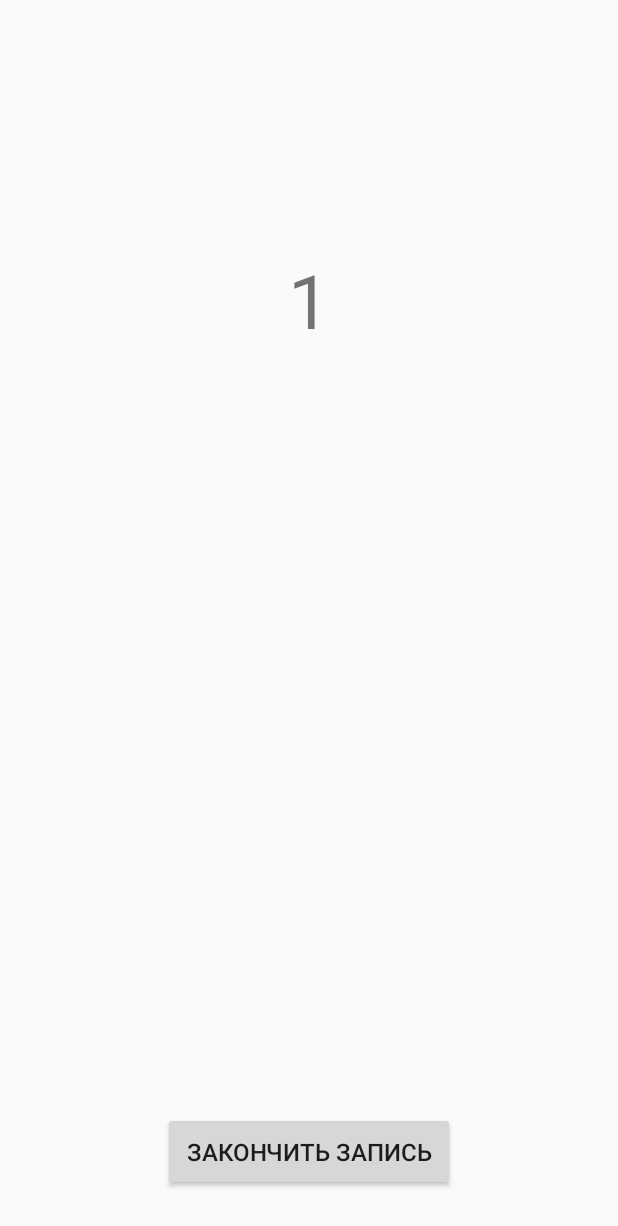
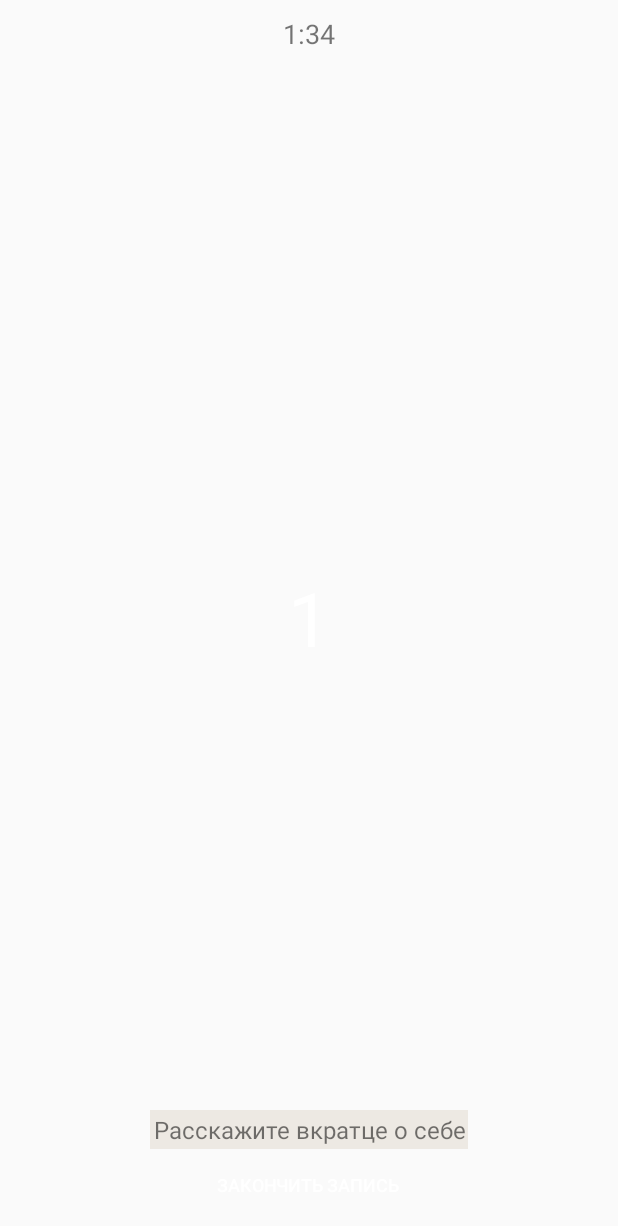
Before and after one commit to fleur101/VideoInterviewApp, an Android app: the layout fragment_camera.xml on its own in the app's theme, with its tools: preview values and no code run, on a phone screen of 412 x 824 dp. Shown: the top 1226 px of the screen. Run offline under Robolectric (Android 15) with nearby library versions, the phone set to English and light mode, and no system bars.

Commit message:
commit-4

```diff
--- a/app/src/main/res/layout/fragment_camera.xml
+++ b/app/src/main/res/layout/fragment_camera.xml
@@ -1,12 +1,6 @@
-<RelativeLayout xmlns:android="http://schemas.android.com/apk/res/android"
+<FrameLayout
+    xmlns:android="http://schemas.android.com/apk/res/android"
     xmlns:tools="http://schemas.android.com/tools"
-    android:layout_width="match_parent"
-    android:layout_height="match_parent"
-    tools:context="com.mirka.app.naimi.fragments.CameraFragment"
-    android:orientation="vertical"
-    android:gravity="center_horizontal"
-    >
-    <FrameLayout
     android:id="@+id/fl_preview"
     android:layout_width="match_parent"
     android:layout_height="wrap_content"
@@ -15,7 +9,7 @@
     <FrameLayout
         android:id="@+id/camera_preview"
         android:layout_width="match_parent"
-            android:layout_height="400dp"
+        android:layout_height="match_parent"
         >
     </FrameLayout>
     <TextView
@@ -25,32 +19,60 @@
         android:layout_gravity="center"
         android:textSize="50sp"
         tools:text="1"
+        android:textColor="@android:color/white"
         />
-    </FrameLayout>
+    <RelativeLayout
+        android:id="@+id/rl_camera_record"
+        android:layout_width="match_parent"
+        android:layout_height="match_parent"
+        tools:context="com.mirka.app.naimi.fragments.CameraFragment"
+        android:orientation="vertical"
+        android:gravity="center_horizontal"
+        android:layout_margin="10dp"
+
+        >
+
 
         <TextView
             android:id="@+id/tv_record_timer"
+            android:layout_width="match_parent"
+            android:layout_height="wrap_content"
+            android:gravity="center"
+            android:textSize="18sp"
+            tools:text="1:34"
+
+            android:layout_centerHorizontal="true"
+
+            />
+
+
+        <TextView
+            android:id="@+id/tv_question_subtitle"
             android:layout_width="wrap_content"
             android:layout_height="wrap_content"
+            android:textSize="16sp"
             android:layout_gravity="center"
-        android:textSize="30sp"
-        android:layout_below="@+id/fl_preview"
+            android:gravity="center"
+            tools:text="Расскажите вкратце о себе"
             android:layout_centerHorizontal="true"
-        android:visibility="gone"
-        tools:text="1"
+            android:background="@color/colorLightGray"
+            android:padding="2dp"
+            android:layout_above="@+id/btn_camera_fragment"
             />
+
         <Button
             android:id="@+id/btn_camera_fragment"
             android:layout_width="wrap_content"
             android:layout_height="wrap_content"
             android:padding="15dp"
-        android:layout_margin="30dp"
-        android:textSize="16sp"
+            android:textSize="12sp"
             android:text="@string/finish_recording"
             android:layout_centerHorizontal="true"
             android:layout_alignParentBottom="true"
-
+            android:textColor="@android:color/white"
+            android:background="@android:color/transparent"
             />
 
 
     </RelativeLayout>
+</FrameLayout>
--- a/app/src/main/res/values/colors.xml
+++ b/app/src/main/res/values/colors.xml
@@ -4,4 +4,5 @@
     <color name="colorPrimaryDark">#D7B00C</color>
     <color name="colorAccent">#373435</color>
     <color name="colorButtonText">#FFFFFF</color>
+    <color name="colorLightGray">#ede9e3</color>
 </resources>
```
Also changed, not shown: app/src/main/java/com/mirka/app/naimi/MainActivity.java (+10 -1 lines), app/src/main/java/com/mirka/app/naimi/fragments/CameraFragment.java (+18 -6 lines), app/src/main/java/com/mirka/app/naimi/fragments/QuestionFragment.java (+9 -2 lines), app/src/main/res/layout/activity_main.xml (+7 -3 lines), app/src/main/res/layout/fragment_question.xml (+10 -2 lines). Lines whose indentation alone changed are shown as unchanged.
